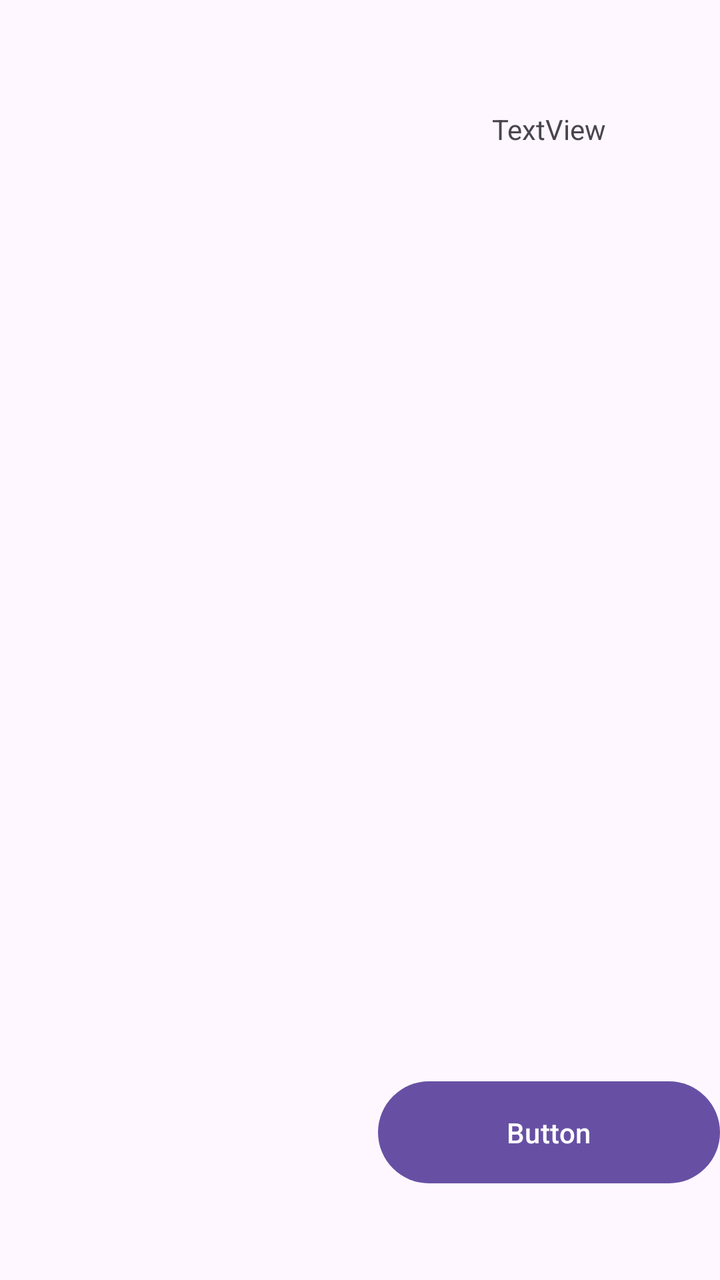
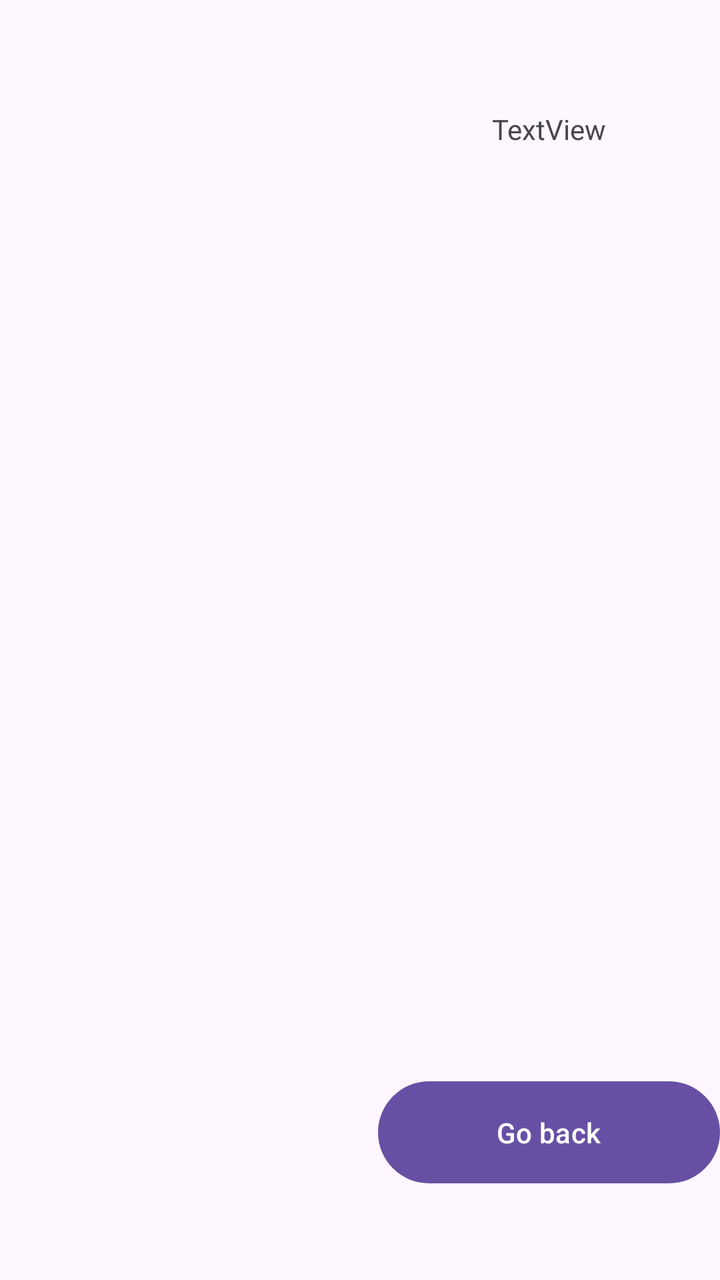

Compare the two renders of this Android layout. The source of the first and the diff that turns it into the second are given below.
<!-- AndroidManifest.xml: application theme Theme.Ex11101 -->
<!-- res/layout/activity_series.xml -->
<?xml version="1.0" encoding="utf-8"?>
<LinearLayout xmlns:android="http://schemas.android.com/apk/res/android"
    xmlns:app="http://schemas.android.com/apk/res-auto"
    xmlns:tools="http://schemas.android.com/tools"
    android:id="@+id/main"
    android:layout_width="match_parent"
    android:layout_height="match_parent"
    tools:context=".SeriesActivity">

    <ListView
        android:id="@+id/lvSeries"
        android:layout_width="0dp"
        android:layout_height="match_parent"
        android:layout_weight="45">

    </ListView>

    <Space
        android:layout_width="0dp"
        android:layout_height="wrap_content"
        android:layout_weight="5" />

    <LinearLayout
        android:layout_width="0dp"
        android:layout_height="match_parent"
        android:layout_weight="45"
        android:orientation="vertical">

        <Space
            android:layout_width="match_parent"
            android:layout_height="0dp"
            android:layout_weight="1" />

        <TextView
            android:id="@+id/tvInfo"
            android:layout_width="match_parent"
            android:layout_height="0dp"
            android:layout_weight="20"
            android:gravity="center"
            android:text="TextView" />

        <Space
            android:layout_width="match_parent"
            android:layout_height="wrap_content"
            android:layout_weight="70" />

        <Button
            android:id="@+id/btnBack"
            android:layout_width="match_parent"
            android:layout_height="0dp"
            android:layout_weight="10"
            android:text="Button" />

        <Space
            android:layout_width="match_parent"
            android:layout_height="0dp"
            android:layout_weight="7.5" />
    </LinearLayout>

</LinearLayout>
<!-- resources referenced by this layout -->
<resources>
  <style name="Theme.Ex11101" parent="Base.Theme.Ex11101" />
  <style name="Base.Theme.Ex11101" parent="Theme.Material3.DayNight.NoActionBar">
          
          
      </style>
</resources>

<!-- the commit's change to res/layout/activity_series.xml (unified diff, before → after) -->
@@ -49,7 +49,7 @@
             android:layout_width="match_parent"
             android:layout_height="0dp"
             android:layout_weight="10"
-            android:text="Button" />
+            android:text="Go back" />
 
         <Space
             android:layout_width="match_parent"
